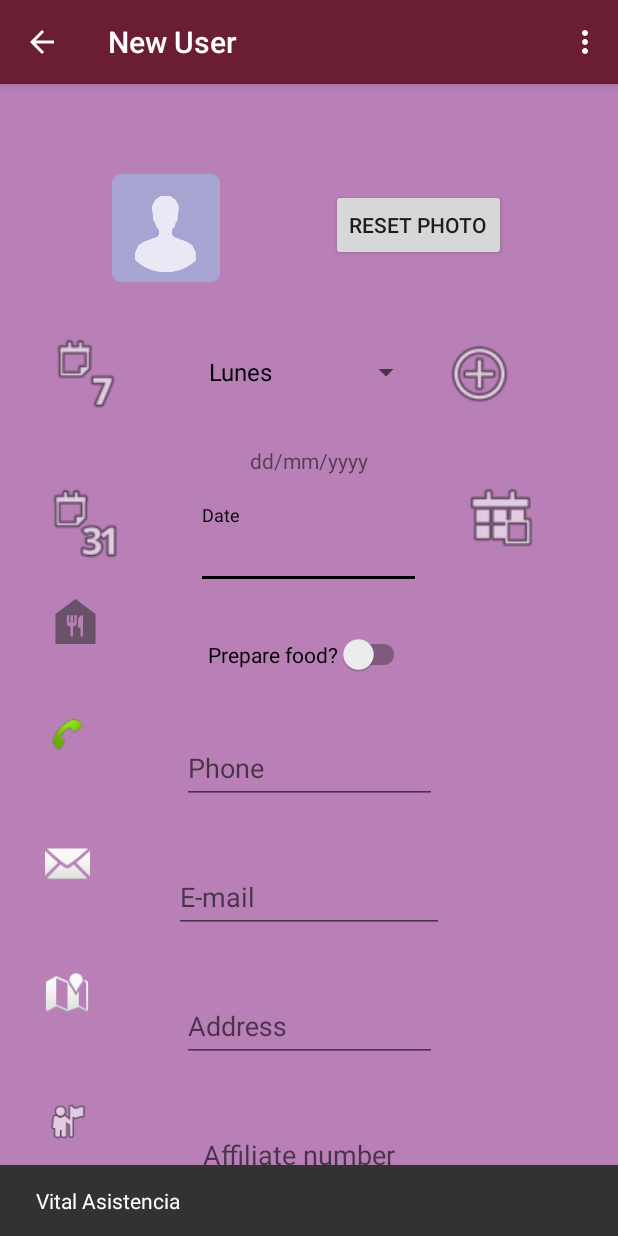
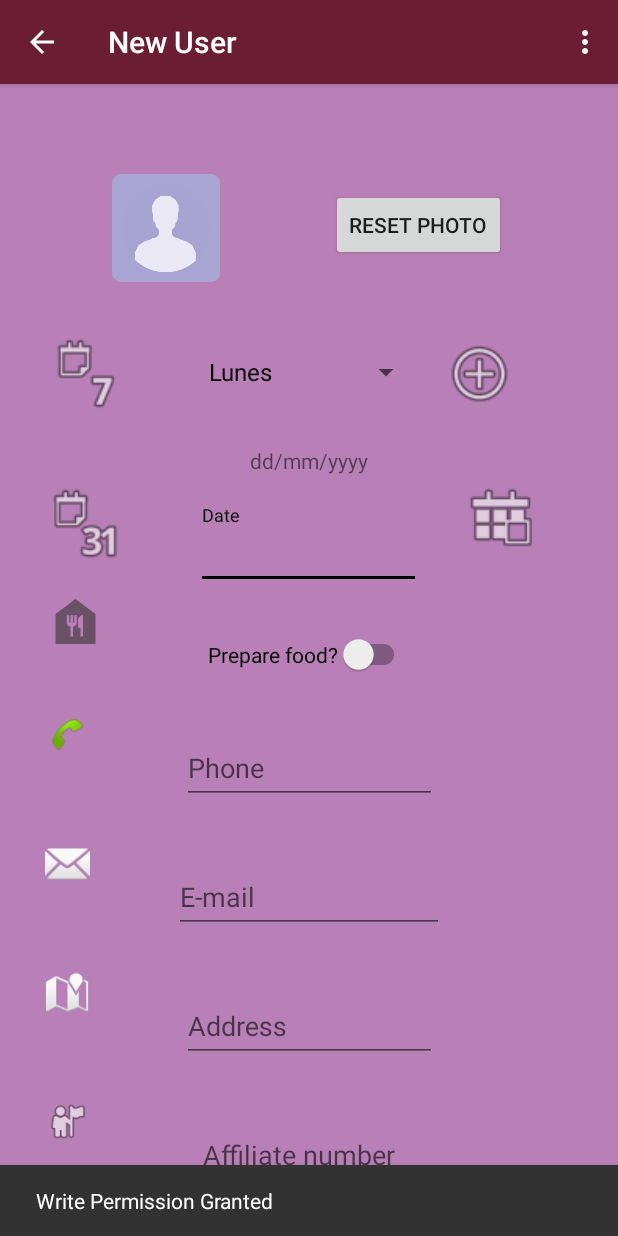
Before and after one commit to Varo95/Vital-Asistencia, an Android app: the FormActivity screen opened directly, with no data from a screen before it, after a tap on an icon or button, on a phone screen of 412 x 824 dp. Run offline under Robolectric (Android 15) with nearby library versions, the light colour scheme and no system bars; libraries missing offline, so code that uses them is left out: javax.mail.internet.

Commit message:
Permissions now with MVP.

```diff
--- a/app/src/main/java/com/vitalasistencia/interfaces/IForm.java
+++ b/app/src/main/java/com/vitalasistencia/interfaces/IForm.java
@@ -7,11 +7,13 @@ public interface IForm {
         void onClickAddSpinner();
         void onClickCancelButton();
         void onClickImage();
+        void checkReadInternalStorage(int WriteExternalStoragePermission);
     }
 
     public interface View {
         void SaveUser();
         void onClickAddSpinner();
         void DeleteUser();
+        void getReadPermission(int n);
     }
 }
--- a/app/src/main/java/com/vitalasistencia/presenters/PForm.java
+++ b/app/src/main/java/com/vitalasistencia/presenters/PForm.java
@@ -1,10 +1,11 @@
 package com.vitalasistencia.presenters;
 
+import android.content.pm.PackageManager;
+import android.os.Build;
 import android.util.Log;
 
 import com.vitalasistencia.R;
 import com.vitalasistencia.interfaces.IForm;
-import com.vitalasistencia.views.FormActivity;
 import com.vitalasistencia.views.MyApp;
 
 public class PForm implements IForm.Presenter {
@@ -64,4 +65,23 @@ public class PForm implements IForm.Presenter {
     public void onClickImage() {
 
     }
+
+    @Override
+    public void checkReadInternalStorage(int WriteExternalStoragePermission) {
+        if (WriteExternalStoragePermission != PackageManager.PERMISSION_GRANTED) {
+            // Permiso denegado
+            // A partir de Marshmallow (6.0) se pide aceptar o rechazar el permiso en tiempo de ejecución
+            // En las versiones anteriores no es posible hacerlo
+            if (Build.VERSION.SDK_INT >= Build.VERSION_CODES.M){
+                view.getReadPermission(0);
+                // Una vez que se pide aceptar o rechazar el permiso se ejecuta el método "onRequestPermissionsResult" para manejar la respuesta
+                // Si el usuario marca "No preguntar más" no se volverá a mostrar este diálogo
+            } else {
+                view.getReadPermission(1);
+            }
+        } else {
+            // Permiso aceptado
+            view.getReadPermission(2);
+        }
+    }
 }
--- a/app/src/main/java/com/vitalasistencia/views/FormActivity.java
+++ b/app/src/main/java/com/vitalasistencia/views/FormActivity.java
@@ -6,7 +6,6 @@ import android.app.DatePickerDialog;
 import android.content.Context;
 import android.content.DialogInterface;
 import android.content.pm.PackageManager;
-import android.os.Build;
 import android.os.Bundle;
 import android.util.Log;
 import android.view.LayoutInflater;
@@ -62,7 +61,7 @@ public class FormActivity extends AppCompatActivity implements IForm.View {
     private String id;
     private ImageView imageView_Form;
     private boolean creatinguser = false;
-    final private int CODE_WRITE_EXTERNAL_STORAGE_PERMISSION = 123;
+    final private int CODE_WRITE_EXTERNAL_STORAGE_PERMISSION= 123;
     final private int CODE_CAMERA = 123;
     private ConstraintLayout constraintLayoutFormActivity;
 
@@ -129,25 +128,9 @@ public class FormActivity extends AppCompatActivity implements IForm.View {
             public void onClick(View view) {
                 Log.d(TAG, "Calling presenter.onClickImage");
                 int WriteExternalStoragePermission = ContextCompat.checkSelfPermission(myContext, Manifest.permission.WRITE_EXTERNAL_STORAGE);
-                Log.d("MainActivity", "WRITE_EXTERNAL_STORAGE Permission: " + WriteExternalStoragePermission);
+                Log.d(TAG, "WRITE_EXTERNAL_STORAGE Permission: " + WriteExternalStoragePermission);
+                presenter.checkReadInternalStorage(WriteExternalStoragePermission);
 
-                if (WriteExternalStoragePermission != PackageManager.PERMISSION_GRANTED) {
-                    // Permiso denegado
-                    // A partir de Marshmallow (6.0) se pide aceptar o rechazar el permiso en tiempo de ejecución
-                    // En las versiones anteriores no es posible hacerlo
-                    if (Build.VERSION.SDK_INT >= Build.VERSION_CODES.M){
-                        ActivityCompat.requestPermissions(FormActivity.this, new String[] {Manifest.permission.WRITE_EXTERNAL_STORAGE}, CODE_WRITE_EXTERNAL_STORAGE_PERMISSION);
-                        // Una vez que se pide aceptar o rechazar el permiso se ejecuta el método "onRequestPermissionsResult" para manejar la respuesta
-                        // Si el usuario marca "No preguntar más" no se volverá a mostrar este diálogo
-                    } else {
-                        Snackbar.make(constraintLayoutFormActivity, getResources().getString(R.string.About), Snackbar.LENGTH_LONG)
-                                .show();
-                    }
-                } else {
-                    // Permiso aceptado
-                    Snackbar.make(constraintLayoutFormActivity, getResources().getString(R.string.app_name), Snackbar.LENGTH_LONG)
-                            .show();
-                }
                 //TODO implementar añadir imagen modelo vista-presentador
                 //presenter.onClickImage();
             }
@@ -438,11 +421,11 @@ public class FormActivity extends AppCompatActivity implements IForm.View {
             case CODE_WRITE_EXTERNAL_STORAGE_PERMISSION:
                 if (grantResults[0] == PackageManager.PERMISSION_GRANTED) {
                     // Permiso aceptado
-                    Snackbar.make(constraintLayoutFormActivity, getResources().getString(R.string.app_name), Snackbar.LENGTH_LONG)
+                    Snackbar.make(constraintLayoutFormActivity, getResources().getString(R.string.P_write_accepted), Snackbar.LENGTH_LONG)
                             .show();
                 } else {
                     // Permiso rechazado
-                    Snackbar.make(constraintLayoutFormActivity, getResources().getString(R.string.About), Snackbar.LENGTH_LONG)
+                    Snackbar.make(constraintLayoutFormActivity, getResources().getString(R.string.P_write_denied), Snackbar.LENGTH_LONG)
                             .show();
                 }
                 break;
@@ -450,4 +433,26 @@ public class FormActivity extends AppCompatActivity implements IForm.View {
                 super.onRequestPermissionsResult(requestCode, permissions, grantResults);
         }
     }
+
+    /**
+     * This method is called by Pform(Presentor) and show to user if write permission was or not granted.
+     * @param n code of number
+     */
+    public void getReadPermission(int n){
+        switch (n) {
+            case 0:
+                //Si la versión de android es superior a la 6, se ejecutará esta línea para pedir permisos en tiempo real
+                ActivityCompat.requestPermissions(FormActivity.this, new String[]{Manifest.permission.WRITE_EXTERNAL_STORAGE}, CODE_WRITE_EXTERNAL_STORAGE_PERMISSION);
+                break;
+            case 1:
+                // Permiso denegado
+                Snackbar.make(constraintLayoutFormActivity, getResources().getString(R.string.P_write_denied), Snackbar.LENGTH_LONG).show();
+                break;
+            case 2:
+                // Permiso aceptado
+                Snackbar.make(constraintLayoutFormActivity, getResources().getString(R.string.P_write_accepted), Snackbar.LENGTH_LONG).show();
+                break;
+            default:
+        }
+    }
 }
--- a/app/src/main/res/values/strings.xml
+++ b/app/src/main/res/values/strings.xml
@@ -45,5 +45,7 @@
         Must be 3 numbers followed by 4 Caps characters\n
         Examples: 111AAAA 123ABCD</string>
     <string name="delete">Delete</string>
+    <string name="P_write_denied">Write Permission Denied</string>
+    <string name="P_write_accepted">Write Permission Granted</string>
 
 </resources>
```
Also changed, not shown: 1 other file.
